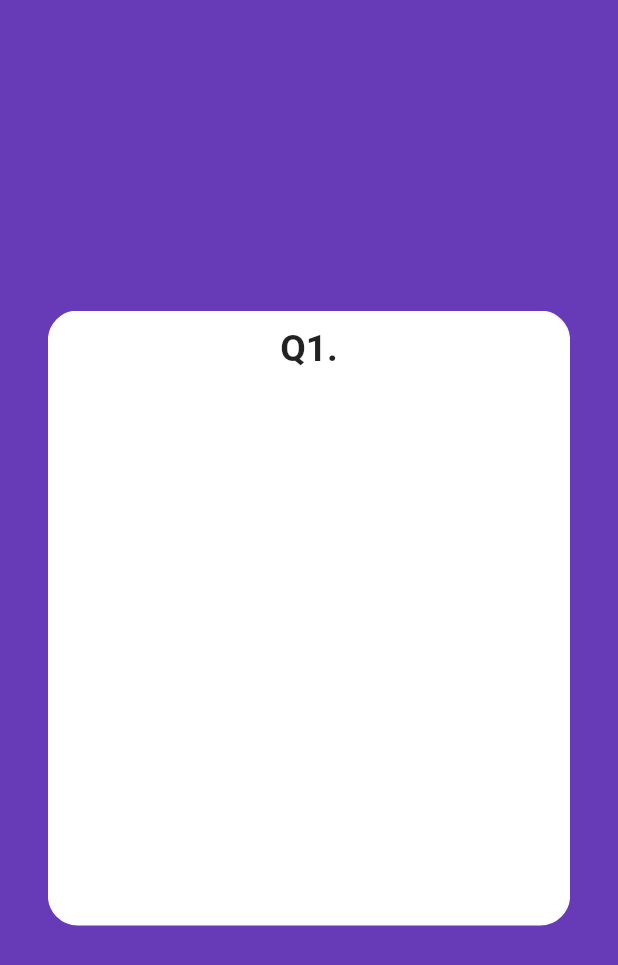
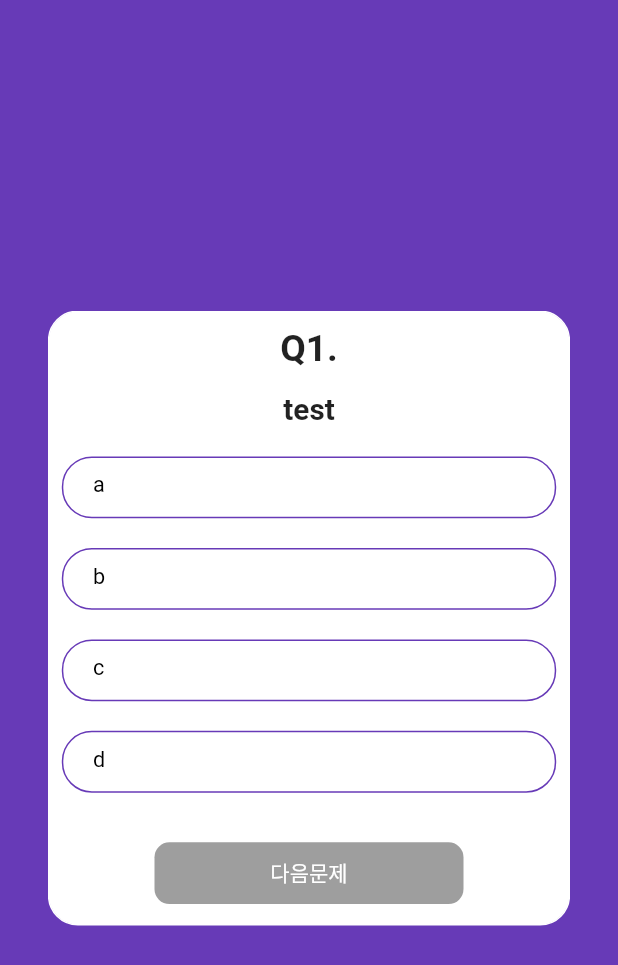
Before and after one commit to YUJO42/study_Flutter, a Flutter app: the screen it shows after launch, after a tap on "지금 퀴즈 풀기", on a phone screen of 412 x 824 dp. Shown: the top 965 px of the screen. Run offline on Flutter 3.47's test engine with Material 2 defaults, Android fonts, the light colour scheme and no system bars; drawn by our look-alikes of auto_size_text; our stand-ins replace flutter_swiper.

Commit message:
frontend Done

```diff
--- a/quiz_app_test/lib/screen/screen_home.dart
+++ b/quiz_app_test/lib/screen/screen_home.dart
@@ -33,7 +33,8 @@ class _HomeScreenState extends State<HomeScreen> {
     double width = screenSize.width;
     double height = screenSize.height;
 
-    return SafeArea(
+    return WillPopScope(
+      onWillPop: () async => false,
       child: Scaffold(
         appBar: AppBar(
           title: Text('My Quiz APP'),
--- a/quiz_app_test/lib/screen/screen_quiz.dart
+++ b/quiz_app_test/lib/screen/screen_quiz.dart
@@ -1,6 +1,9 @@
+import 'package:auto_size_text/auto_size_text.dart';
 import 'package:flutter/material.dart';
 import 'package:flutter_swiper/flutter_swiper.dart';
 import 'package:quizapptest/model/model_quiz.dart';
+import 'package:quizapptest/screen/screen_result.dart';
+import 'package:quizapptest/widget/widget_candidate.dart';
 
 class QuizScreen extends StatefulWidget {
   List<Quiz> quizs;
@@ -13,12 +16,15 @@ class QuizScreen extends StatefulWidget {
 
 class _QuizScreenState extends State<QuizScreen> {
   List<int> _answers = [-1, -1, -1];
-  List<bool> _answerState = [false, false, false];
+  List<bool> _answerState = [false, false, false, false];
   int _currentIndex = 0;
+  SwiperController _controller = SwiperController();
 
   @override
   Widget build(BuildContext context) {
-    Size screenSize = MediaQuery.of(context).size;
+    Size screenSize = MediaQuery
+        .of(context)
+        .size;
     double width = screenSize.width;
     double height = screenSize.height;
     return SafeArea(
@@ -33,6 +39,7 @@ class _QuizScreenState extends State<QuizScreen> {
             width: width * 0.85,
             height: height * 0.5,
             child: Swiper(
+              controller: _controller,
               physics: NeverScrollableScrollPhysics(),
               loop: false,
               itemCount: widget.quizs.length,
@@ -66,8 +73,97 @@ class _QuizScreenState extends State<QuizScreen> {
               ),
             ),
           ),
+          Container(
+            width: width * 0.8,
+            padding: EdgeInsets.only(top: width * 0.012),
+            child: AutoSizeText(
+              quiz.title,
+              textAlign: TextAlign.center,
+              maxLines: 2,
+              style: TextStyle(
+                fontSize: width * 0.048,
+                fontWeight: FontWeight.bold,
+              ),
+            ),
+          ),
+          Expanded(
+            child: Container(),
+          ),
+          Column(
+            children: _buildCandidates(width, quiz),
+          ),
+          Container(
+            padding: EdgeInsets.all(width * 0.024),
+            child: Center(
+              child: ButtonTheme(
+                minWidth: width * 0.5,
+                height: height * 0.05,
+                shape: RoundedRectangleBorder(
+                  borderRadius: BorderRadius.circular(10),
+                ),
+                child: RaisedButton(
+                  child: _currentIndex == widget.quizs.length - 1
+                      ? Text('결과보기')
+                      : Text('다음문제'),
+                  textColor: Colors.white,
+                  color: Colors.deepPurple,
+                  onPressed: _answers[_currentIndex] == -1
+                      ? null
+                      : () {
+                    if (_currentIndex == widget.quizs.length - 1) {
+                      Navigator.push(
+                          context,
+                          MaterialPageRoute(
+                              builder: (context) => ResultScreen(
+                                answers: _answers,
+                                quizs: widget.quizs,
+                              ),
+                          ),
+                      );
+                    } else {
+                      _answerState = [false, false, false, false];
+                      _currentIndex += 1;
+                      _controller.next();
+                    }
+                  },
+                ),
+              ),
+            ),
+          )
         ],
       ),
     );
   }
+
+  List<Widget> _buildCandidates(double width, Quiz quiz) {
+    List<Widget> _children = [];
+    for (int i = 0; i < 4; i++) {
+      _children.add(
+        CandWidget(
+          index: i,
+          text: quiz.candidates[i],
+          width: width,
+          answerState: _answerState[i],
+          tap: () {
+            setState(() {
+              for (int j = 0; j < 4; j++) {
+                if (j == i) {
+                  _answerState[j] = true;
+                  _answers[_currentIndex] = j;
+                } else {
+                  _answerState[j] = false;
+                }
+              }
+            });
+          },
+        ),
+      );
+      _children.add(
+        Padding(
+          padding: EdgeInsets.all(width * 0.024),
+        ),
+      );
+    }
+    return _children;
+  }
 }
--- /dev/null
+++ b/quiz_app_test/lib/widget/widget_candidate.dart
@@ -0,0 +1,49 @@
+
+import 'package:flutter/material.dart';
+
+class CandWidget extends StatefulWidget {
+  VoidCallback tap;
+  String text;
+  int index;
+  double width;
+  bool answerState;
+
+  CandWidget({this.tap, this.index, this.width, this.text, this.answerState});
+  _CandWidgetState createState() => _CandWidgetState();
+}
+
+class _CandWidgetState extends State<CandWidget> {
+  @override
+  Widget build(BuildContext context) {
+    return Container(
+      width: widget.width * 0.8,
+      height: widget.width * 0.1,
+      padding: EdgeInsets.fromLTRB(
+        widget.width * 0.048,
+        widget.width * 0.024,
+        widget.width * 0.048,
+        widget.width * 0.024,
+      ),
+      decoration: BoxDecoration(
+        borderRadius: BorderRadius.circular(20),
+        border: Border.all(color: Colors.deepPurple),
+        color: widget.answerState ? Colors.deepPurple : Colors.white,
+      ),
+      child: InkWell(
+        child: Text(
+          widget.text,
+          style: TextStyle(
+            fontSize: widget.width * 0.035,
+            color: widget.answerState ? Colors.white : Colors.black,
+          ),
+        ),
+        onTap: () {
+          setState(() {
+            widget.tap();
+            widget.answerState = !widget.answerState;
+          });
+        },
+      ),
+    );
+  }
+}
--- a/quiz_app_test/pubspec.yaml
+++ b/quiz_app_test/pubspec.yaml
@@ -24,6 +24,7 @@ dependencies:
   # Use with the CupertinoIcons class for iOS style icons.
   cupertino_icons: ^0.1.2
   flutter_swiper:
+  auto_size_text:
 
 dev_dependencies:
   flutter_test:
```
Also changed, not shown: quiz_app_test/lib/screen/screen_result.dart (added, +126 -0 lines), quiz_app_test/pubspec.lock.
